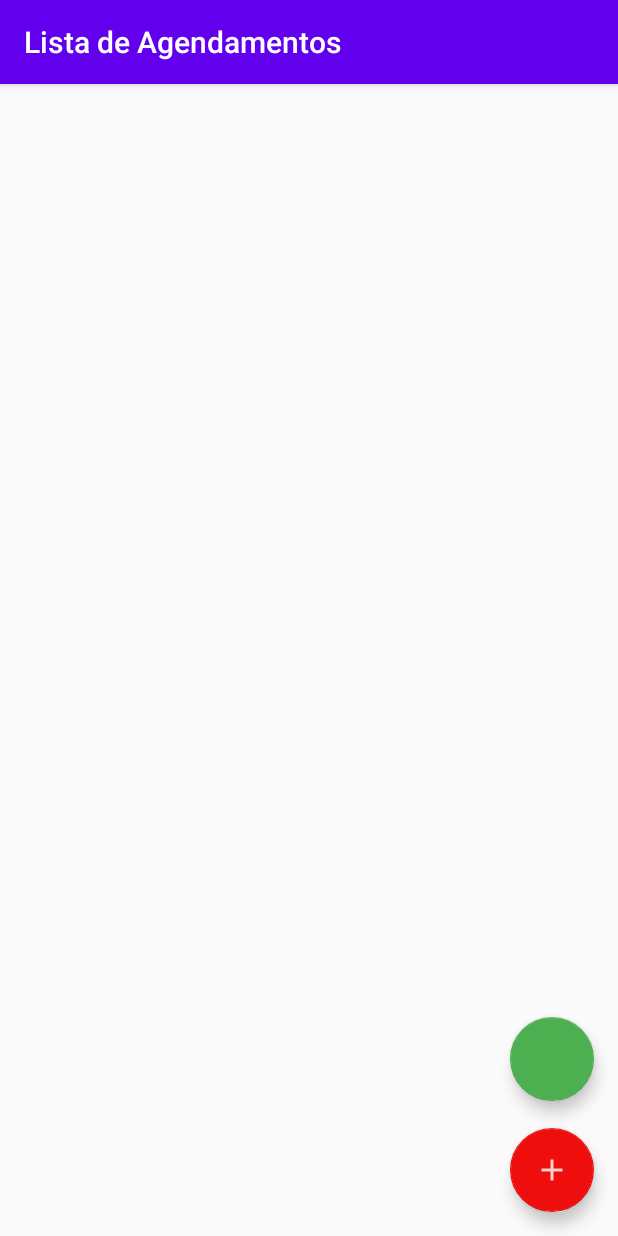
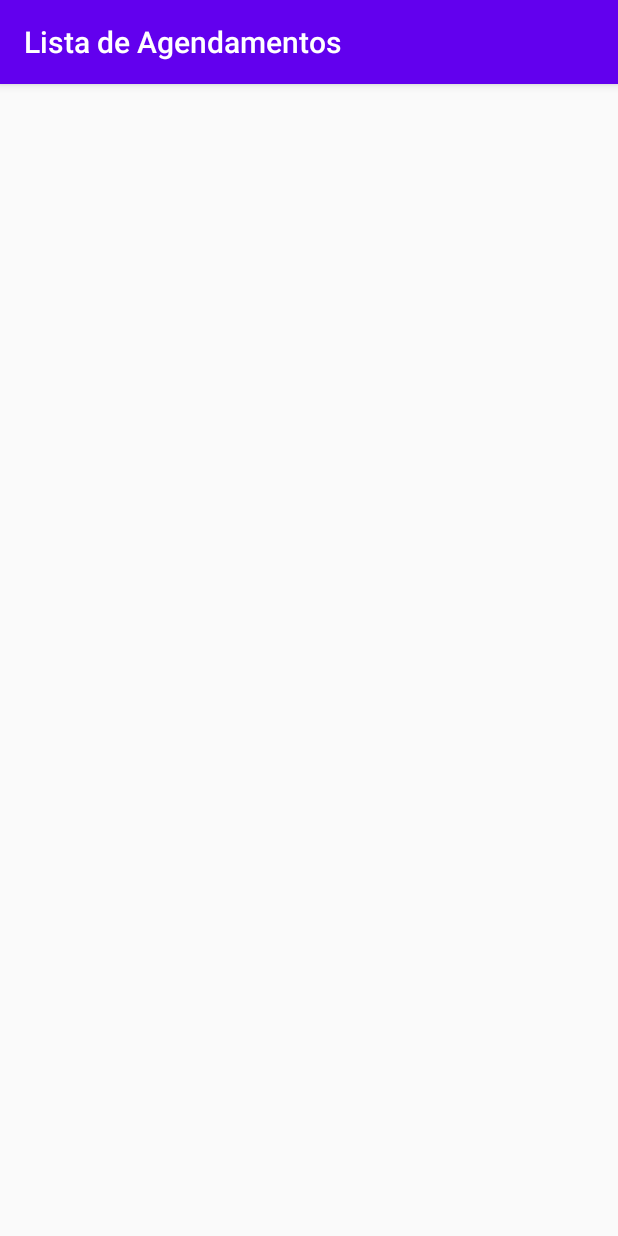
Before and after one commit to janaeltonjosedasilva2/HealthCare, an Android app: the ListaAgendamentoActivity screen opened directly, with no data from a screen before it, on a phone screen of 412 x 824 dp. Run offline under Robolectric (Android 15) with nearby library versions, the phone set to English and light mode, and no system bars; our stand-ins replace Room's generated code; Roboto replaces fonts that are not available here.

Commit message:
:fire: Remove buttons and methods unnecessary

```diff
--- a/app/src/main/java/br/saojudas/mobile/healthcare/ui/activity/ListaAgendamentoActivity.java
+++ b/app/src/main/java/br/saojudas/mobile/healthcare/ui/activity/ListaAgendamentoActivity.java
@@ -33,8 +33,6 @@ public class ListaAgendamentoActivity extends AppCompatActivity {
         setContentView(R.layout.activity_lista_agendamento);
         listaAgendamentoView = new ListaAgendamentoView(this);
         setTitle(TITULO_APPBAR);
-        configuraFabCriaAgendamento();
-        configuraFabCriaUsuario();
         criaListaAgendamentos();
     }
 
@@ -53,32 +51,6 @@ public class ListaAgendamentoActivity extends AppCompatActivity {
             listaAgendamentoView.confirmaRemocao(item);
         }
         return super.onContextItemSelected(item);
-    }
-
-    private void configuraFabCriaAgendamento() {
-        FloatingActionButton botaoNovoAgendamento = findViewById(R.id.activity_lista_agendamento_fab_novo_agendamento);
-        botaoNovoAgendamento.setOnClickListener(new View.OnClickListener() {
-            @Override
-            public void onClick(View v) {
-                abreFormularioModoInsereAgendamento();
-            }
-        });
-    }
-
-    private void configuraFabCriaUsuario() {
-        FloatingActionButton botaoNovoUsuario = findViewById(R.id.activity_cadastro_usuario_fab_novo_usuario);
-        botaoNovoUsuario.setOnClickListener(new View.OnClickListener() {
-            @Override
-            public void onClick(View v) {
-                //aqui metodo da view cria usuario
-                Intent it = new Intent(ListaAgendamentoActivity.this, CadastroUsuarioActivity.class);
-                startActivity(it);
-            }
-        });
-    }
-
-    private void abreFormularioModoInsereAgendamento() {
-        startActivity(new Intent(this, FormularioAgendamentoActivity.class));
     }
 
     @Override
--- a/app/src/main/res/layout/activity_lista_agendamento.xml
+++ b/app/src/main/res/layout/activity_lista_agendamento.xml
@@ -4,44 +4,6 @@
     xmlns:tools="http://schemas.android.com/tools"
     android:layout_width="match_parent"
     android:layout_height="match_parent">
-
-    <com.google.android.material.floatingactionbutton.FloatingActionButton
-        android:id="@+id/activity_cadastro_usuario_fab_novo_usuario"
-        android:layout_width="wrap_content"
-        android:layout_height="wrap_content"
-        android:layout_alignParentTop="false"
-        android:layout_alignParentEnd="true"
-        android:layout_alignParentRight="true"
-        android:layout_alignParentBottom="true"
-        android:layout_marginStart="16dp"
-        android:layout_marginLeft="16dp"
-        android:layout_marginTop="16dp"
-        android:layout_marginEnd="16dp"
-        android:layout_marginRight="16dp"
-        android:layout_marginBottom="90dp"
-        android:clickable="true"
-        android:focusable="true"
-        app:backgroundTint="#4CAF50"
-        app:fabSize="normal" />
-
-    <com.google.android.material.floatingactionbutton.FloatingActionButton
-        android:id="@+id/activity_lista_agendamento_fab_novo_agendamento"
-        android:layout_width="wrap_content"
-        android:layout_height="wrap_content"
-        android:layout_alignParentEnd="true"
-        android:layout_alignParentRight="true"
-        android:layout_alignParentBottom="true"
-        android:layout_marginStart="16dp"
-        android:layout_marginLeft="16dp"
-        android:layout_marginTop="16dp"
-        android:layout_marginEnd="16dp"
-        android:layout_marginRight="16dp"
-        android:layout_marginBottom="16dp"
-        android:clickable="true"
-        android:focusable="true"
-        android:src="@drawable/ic_action_adicionar_agendamento"
-        app:backgroundTint="#EF0E0E"
-        app:fabSize="normal" />
 
     <ListView
         android:id="@+id/activity_lista_agendamento_listview"
```
